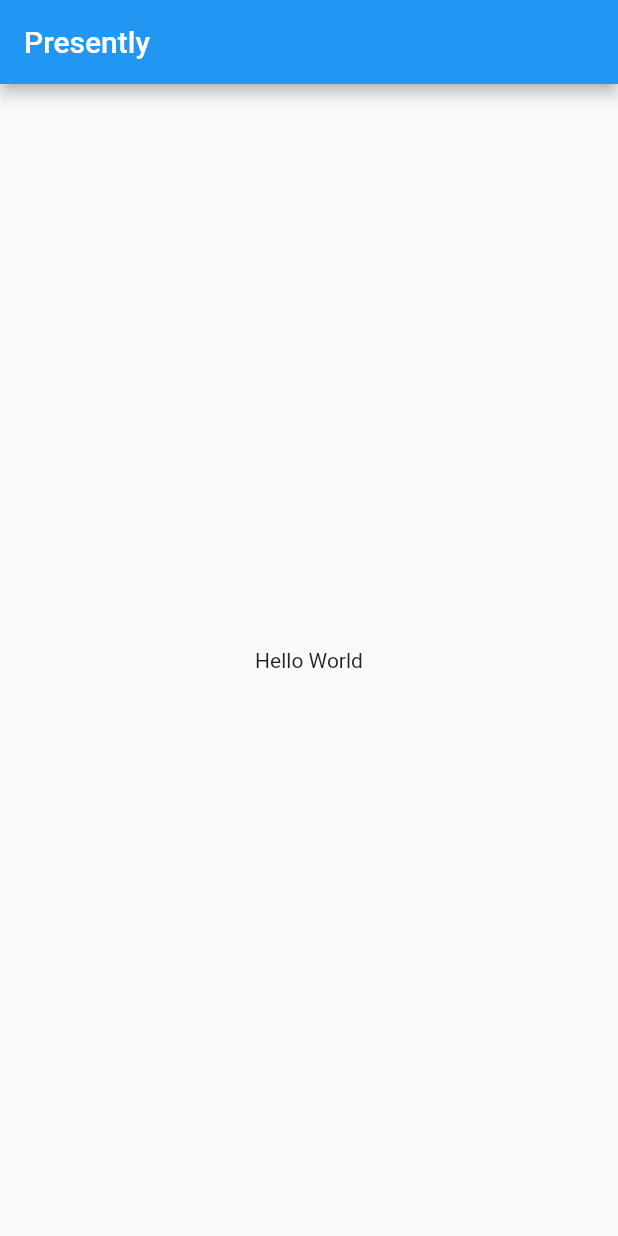
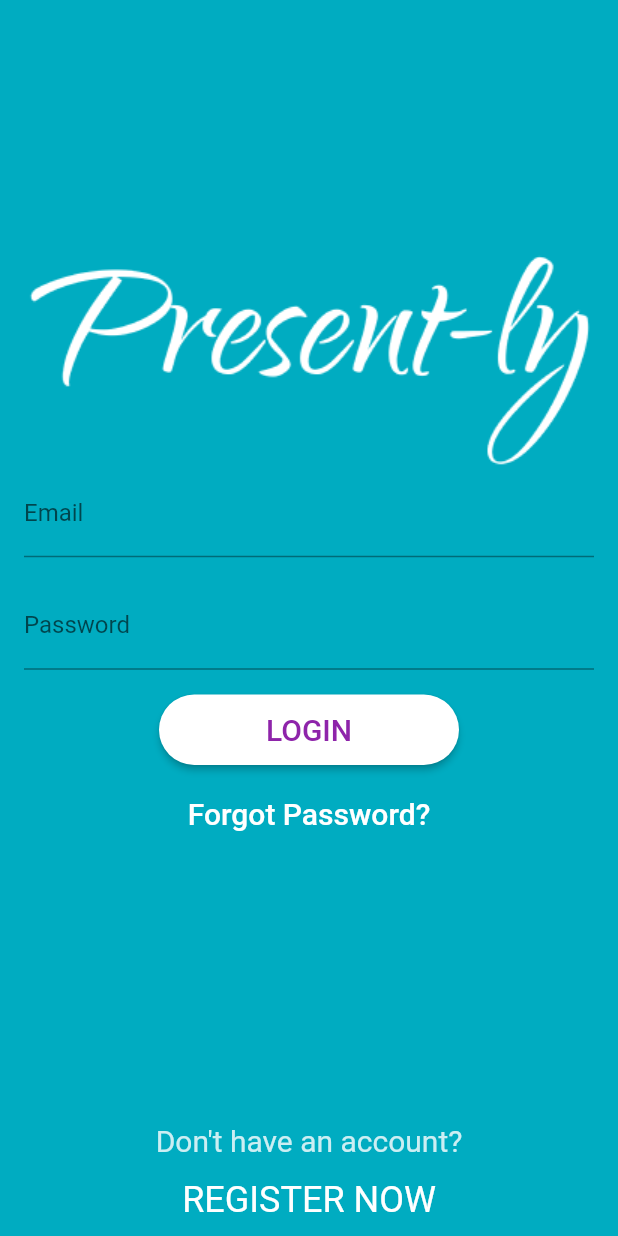
Before and after one commit to present-ly/present-ly-flutter, a Flutter app: the screen it shows after launch, on a phone screen of 412 x 824 dp. Run offline on Flutter 3.47's test engine with Material 2 defaults, Android fonts, the phone set to English and light mode, and no system bars.

Commit message:
Create login screen

```diff
--- a/lib/main.dart
+++ b/lib/main.dart
@@ -1,6 +1,8 @@
 import 'package:flutter/material.dart';
 import 'package:presently/routes.dart';
 import 'package:presently/screens/home.dart';
+import 'package:presently/screens/login.dart';
+import 'package:presently/theme.dart';
 
 main() => runApp(Presently());
 
@@ -10,7 +12,8 @@ class Presently extends StatelessWidget {
     return MaterialApp(
       title: "Presently",
       routes: routes,
-      home: HomeScreen(),
+      theme: presentlyThemeData,
+      home: LoginScreen(),
     );
   }
 }
--- a/lib/routes.dart
+++ b/lib/routes.dart
@@ -1,7 +1,9 @@
 
 import 'package:flutter/material.dart';
 import 'package:presently/screens/home.dart';
+import 'package:presently/screens/login.dart';
 
 var routes = <String, WidgetBuilder> {
-  'home': (BuildContext context) => HomeScreen()
+  'home': (BuildContext context) => HomeScreen(),
+  'login': (BuildContext context) => LoginScreen(),
 };
--- /dev/null
+++ b/lib/screens/login.dart
@@ -0,0 +1,116 @@
+import 'package:flutter/material.dart';
+
+class LoginScreen extends StatefulWidget {
+  @override
+  LoginScreenState createState() {
+    return new LoginScreenState();
+  }
+}
+
+class LoginScreenState extends State<LoginScreen> {
+  final GlobalKey<FormState> _loginFormKey = GlobalKey<FormState>();
+  @override
+  Widget build(BuildContext context) {
+    return new Scaffold(
+      body: Container(
+        padding: EdgeInsets.symmetric(horizontal: 16.0),
+        color: Theme.of(context).primaryColor,
+        child: Column(
+          mainAxisSize: MainAxisSize.max,
+          children: <Widget>[
+            Expanded(
+              child: Column(
+                mainAxisAlignment: MainAxisAlignment.center,
+                crossAxisAlignment: CrossAxisAlignment.center,
+                children: <Widget>[
+                  Image.asset("assets/images/presently-logo.png",
+                      fit: BoxFit.contain),
+                  Theme(
+                    data: ThemeData(
+                      primaryColor: Colors.white,
+                    ),
+                    child: Form(
+                      key: _loginFormKey,
+                      child: Column(
+                        children: <Widget>[
+                          Padding(
+                            padding: const EdgeInsets.only(bottom: 16.0),
+                            child: TextFormField(
+                              keyboardType: TextInputType.emailAddress,
+                              decoration: InputDecoration(labelText: 'Email'),
+                            ),
+                          ),
+                          Padding(
+                            padding: const EdgeInsets.only(bottom: 16.0),
+                            child: TextFormField(
+                              obscureText: true,
+                              decoration:
+                                  InputDecoration(labelText: 'Password'),
+                            ),
+                          ),
+                          Container(
+                            width: 200.0,
+                            child: RaisedButton(
+                              shape: RoundedRectangleBorder(
+                                  borderRadius: BorderRadius.circular(100.0)),
+                              onPressed: () => null,
+                              color: Colors.white,
+                              child: Padding(
+                                padding: const EdgeInsets.all(12.0),
+                                child: Text(
+                                  'LOGIN',
+                                  style: TextStyle(
+                                    color: Theme.of(context).accentColor,
+                                    fontSize: 20.0,
+                                  ),
+                                ),
+                              ),
+                            ),
+                          ),
+                          Padding(
+                            padding: const EdgeInsets.only(top: 8.0),
+                            child: FlatButton(
+                              onPressed: () {},
+                              textColor: Colors.white,
+                              child: Text(
+                                'Forgot Password?',
+                                style: TextStyle(fontSize: 20.0),
+                              ),
+                            ),
+                          ),
+                        ],
+                      ),
+                    ),
+                  ),
+                ],
+              ),
+            ),
+            Column(
+              crossAxisAlignment: CrossAxisAlignment.center,
+              children: [
+                Padding(
+                  padding: const EdgeInsets.only(top: 16.0, bottom: 4.0),
+                  child: Text(
+                    "Don't have an account?",
+                    style: TextStyle(
+                        fontSize: 20.0, color: Colors.white.withOpacity(0.8)),
+                  ),
+                ),
+                FlatButton(
+                  onPressed: () {},
+                  child: Text(
+                    "REGISTER NOW",
+                    style: TextStyle(
+                        fontSize: 24.0,
+                        color: Colors.white,
+                        fontWeight: FontWeight.w400),
+                  ),
+                ),
+              ],
+            ),
+          ],
+        ),
+      ),
+    );
+  }
+}
--- /dev/null
+++ b/lib/theme.dart
@@ -0,0 +1,9 @@
+import 'package:flutter/material.dart';
+final ThemeData presentlyThemeData = ThemeData(
+  brightness: Brightness.light,
+  primarySwatch: Colors.cyan,
+  primaryColor: Colors.cyan[600],
+  accentColor: Colors.purple[600],
+  primaryColorBrightness: Brightness.dark,
+  accentColorBrightness: Brightness.dark,
+);
--- a/pubspec.yaml
+++ b/pubspec.yaml
@@ -37,8 +37,8 @@ flutter:
   uses-material-design: true
 
   # To add assets to your application, add an assets section, like this:
-  # assets:
-  #  - images/a_dot_burr.jpeg
+  assets:
+    - assets/images/presently-logo.png
   #  - images/a_dot_ham.jpeg
 
   # An image asset can refer to one or more resolution-specific "variants", see
```
Also changed, not shown: assets/images/presently-logo.png (added).
